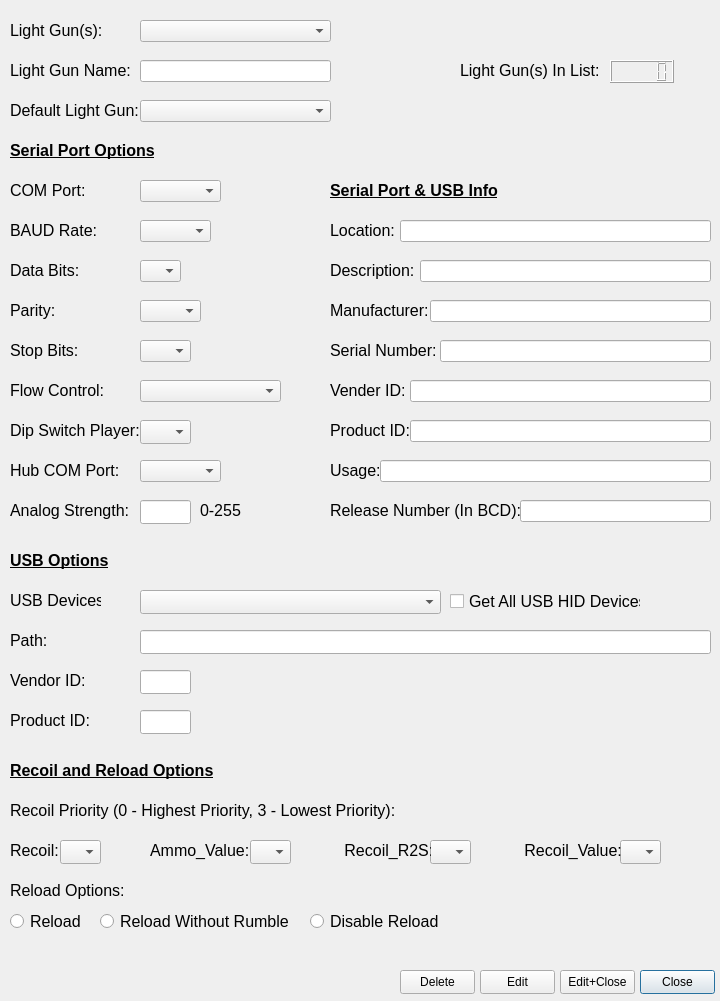
6Bolt/Hook-Of-The-Reaper, file Windows/editLightGunWindow.ui: the form before one commit.
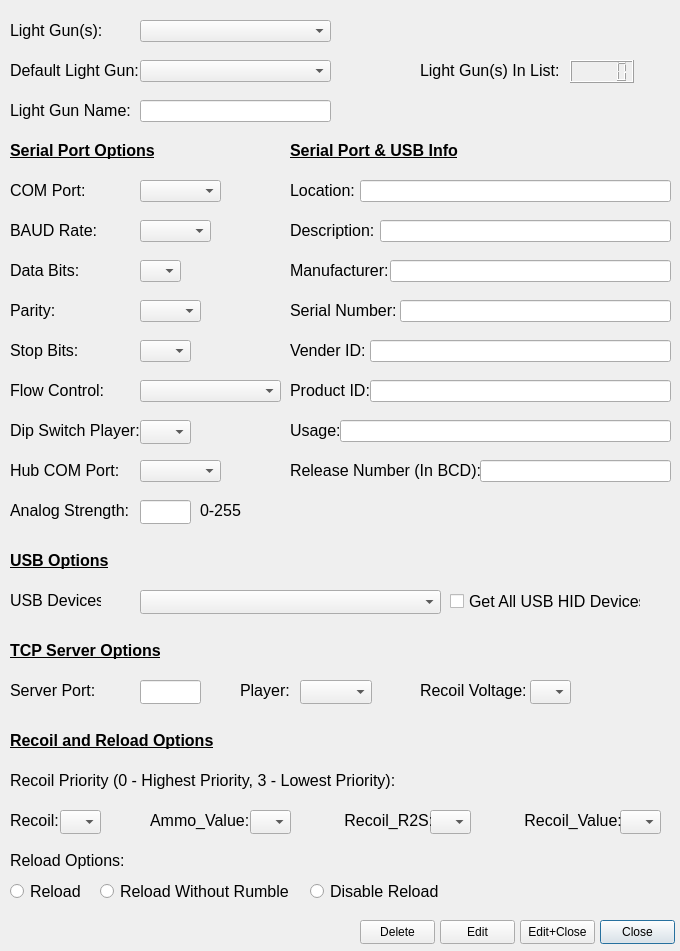
The form after the commit.

Commit message: For HOTR v1.2.0 Release. Added in Sinden light gun. Redesign output connection code. Add in new commands.

What changed in the file:
```diff
--- a/Windows/editLightGunWindow.ui
+++ b/Windows/editLightGunWindow.ui
@@ -6,8 +6,8 @@
    <rect>
     <x>0</x>
     <y>0</y>
-    <width>720</width>
-    <height>1001</height>
+    <width>680</width>
+    <height>951</height>
    </rect>
   </property>
   <property name="font">
@@ -40,7 +40,7 @@
    <property name="geometry">
     <rect>
      <x>10</x>
-     <y>90</y>
+     <y>50</y>
      <width>131</width>
      <height>41</height>
     </rect>
@@ -58,7 +58,7 @@
    <property name="geometry">
     <rect>
      <x>10</x>
-     <y>50</y>
+     <y>90</y>
      <width>121</width>
      <height>41</height>
     </rect>
@@ -196,24 +196,24 @@
    <property name="geometry">
     <rect>
      <x>140</x>
-     <y>60</y>
-     <width>191</width>
-     <height>22</height>
-    </rect>
-   </property>
-   <property name="alignment">
-    <set>Qt::AlignmentFlag::AlignRight|Qt::AlignmentFlag::AlignTrailing|Qt::AlignmentFlag::AlignVCenter</set>
-   </property>
-  </widget>
-  <widget class="QComboBox" name="defaultLightGunComboBox">
-   <property name="geometry">
-    <rect>
-     <x>140</x>
      <y>100</y>
      <width>191</width>
      <height>22</height>
     </rect>
    </property>
+   <property name="alignment">
+    <set>Qt::AlignmentFlag::AlignRight|Qt::AlignmentFlag::AlignTrailing|Qt::AlignmentFlag::AlignVCenter</set>
+   </property>
+  </widget>
+  <widget class="QComboBox" name="defaultLightGunComboBox">
+   <property name="geometry">
+    <rect>
+     <x>140</x>
+     <y>60</y>
+     <width>191</width>
+     <height>22</height>
+    </rect>
+   </property>
    <property name="maxVisibleItems">
     <number>11</number>
    </property>
@@ -299,8 +299,8 @@
   <widget class="QPushButton" name="cancelPushButton">
    <property name="geometry">
     <rect>
-     <x>640</x>
-     <y>970</y>
+     <x>600</x>
+     <y>920</y>
      <width>75</width>
      <height>24</height>
     </rect>
@@ -320,8 +320,8 @@
   <widget class="QPushButton" name="okPushButton">
    <property name="geometry">
     <rect>
-     <x>560</x>
-     <y>970</y>
+     <x>520</x>
+     <y>920</y>
      <width>75</width>
      <height>24</height>
     </rect>
@@ -341,8 +341,8 @@
   <widget class="QPushButton" name="editPushButton">
    <property name="geometry">
     <rect>
-     <x>480</x>
-     <y>970</y>
+     <x>440</x>
+     <y>920</y>
      <width>75</width>
      <height>24</height>
     </rect>
@@ -362,8 +362,8 @@
   <widget class="QLabel" name="label_19">
    <property name="geometry">
     <rect>
-     <x>330</x>
-     <y>170</y>
+     <x>290</x>
+     <y>130</y>
      <width>181</width>
      <height>41</height>
     </rect>
@@ -382,8 +382,8 @@
   <widget class="QLineEdit" name="locationLlineEdit">
    <property name="geometry">
     <rect>
-     <x>400</x>
-     <y>220</y>
+     <x>360</x>
+     <y>180</y>
      <width>311</width>
      <height>22</height>
     </rect>
@@ -400,8 +400,8 @@
   <widget class="QLabel" name="label_14">
    <property name="geometry">
     <rect>
-     <x>330</x>
-     <y>250</y>
+     <x>290</x>
+     <y>210</y>
      <width>91</width>
      <height>41</height>
     </rect>
@@ -418,8 +418,8 @@
   <widget class="QLineEdit" name="descriptionLineEdit">
    <property name="geometry">
     <rect>
-     <x>420</x>
-     <y>260</y>
+     <x>380</x>
+     <y>220</y>
      <width>291</width>
      <height>22</height>
     </rect>
@@ -436,8 +436,8 @@
   <widget class="QLineEdit" name="manufactureLineEdit">
    <property name="geometry">
     <rect>
-     <x>430</x>
-     <y>300</y>
+     <x>390</x>
+     <y>260</y>
      <width>281</width>
      <height>22</height>
     </rect>
@@ -454,8 +454,8 @@
   <widget class="QLabel" name="label_15">
    <property name="geometry">
     <rect>
-     <x>330</x>
-     <y>290</y>
+     <x>290</x>
+     <y>250</y>
      <width>101</width>
      <height>41</height>
     </rect>
@@ -472,8 +472,8 @@
   <widget class="QLineEdit" name="vendorIDLineEdit">
    <property name="geometry">
     <rect>
-     <x>410</x>
-     <y>380</y>
+     <x>370</x>
+     <y>340</y>
      <width>301</width>
      <height>22</height>
     </rect>
@@ -490,8 +490,8 @@
   <widget class="QLineEdit" name="serialNumLineEdit">
    <property name="geometry">
     <rect>
-     <x>440</x>
-     <y>340</y>
+     <x>400</x>
+     <y>300</y>
      <width>271</width>
      <height>22</height>
     </rect>
@@ -508,8 +508,8 @@
   <widget class="QLabel" name="label_17">
    <property name="geometry">
     <rect>
-     <x>330</x>
-     <y>370</y>
+     <x>290</x>
+     <y>330</y>
      <width>81</width>
      <height>41</height>
     </rect>
@@ -526,8 +526,8 @@
   <widget class="QLabel" name="label_18">
    <property name="geometry">
     <rect>
-     <x>330</x>
-     <y>410</y>
+     <x>290</x>
+     <y>370</y>
      <width>81</width>
      <height>41</height>
     </rect>
@@ -544,8 +544,8 @@
   <widget class="QLineEdit" name="productIDLineEdit">
    <property name="geometry">
     <rect>
-     <x>410</x>
-     <y>420</y>
+     <x>370</x>
+     <y>380</y>
      <width>301</width>
      <height>22</height>
     </rect>
@@ -557,8 +557,8 @@
   <widget class="QLabel" name="label_16">
    <property name="geometry">
     <rect>
-     <x>330</x>
-     <y>330</y>
+     <x>290</x>
+     <y>290</y>
      <width>111</width>
      <height>41</height>
     </rect>
@@ -575,8 +575,8 @@
   <widget class="QLabel" name="label_20">
    <property name="geometry">
     <rect>
-     <x>330</x>
-     <y>210</y>
+     <x>290</x>
+     <y>170</y>
      <width>71</width>
      <height>41</height>
     </rect>
@@ -593,8 +593,8 @@
   <widget class="QPushButton" name="deletePushButton">
    <property name="geometry">
     <rect>
-     <x>400</x>
-     <y>970</y>
+     <x>360</x>
+     <y>920</y>
      <width>75</width>
      <height>24</height>
     </rect>
@@ -735,8 +735,8 @@
   <widget class="QLineEdit" name="usageLineEdit">
    <property name="geometry">
     <rect>
-     <x>380</x>
-     <y>460</y>
+     <x>340</x>
+     <y>420</y>
      <width>331</width>
      <height>22</height>
     </rect>
@@ -753,8 +753,8 @@
   <widget class="QLineEdit" name="releaseNumLineEdit">
    <property name="geometry">
     <rect>
-     <x>520</x>
-     <y>500</y>
+     <x>480</x>
+     <y>460</y>
      <width>191</width>
      <height>22</height>
     </rect>
@@ -771,8 +771,8 @@
   <widget class="QLabel" name="label_22">
    <property name="geometry">
     <rect>
-     <x>330</x>
-     <y>450</y>
+     <x>290</x>
+     <y>410</y>
      <width>51</width>
      <height>41</height>
     </rect>
@@ -789,8 +789,8 @@
   <widget class="QLabel" name="label_28">
    <property name="geometry">
     <rect>
-     <x>330</x>
-     <y>490</y>
+     <x>290</x>
+     <y>450</y>
      <width>191</width>
      <height>41</height>
     </rect>
@@ -822,66 +822,6 @@
     <string>USB Devices:</string>
    </property>
   </widget>
-  <widget class="QLineEdit" name="productIDUSBLineEdit">
-   <property name="geometry">
-    <rect>
-     <x>140</x>
-     <y>710</y>
-     <width>51</width>
-     <height>24</height>
-    </rect>
-   </property>
-   <property name="font">
-    <font>
-     <pointsize>10</pointsize>
-    </font>
-   </property>
-   <property name="alignment">
-    <set>Qt::AlignmentFlag::AlignRight|Qt::AlignmentFlag::AlignTrailing|Qt::AlignmentFlag::AlignVCenter</set>
-   </property>
-   <property name="readOnly">
-    <bool>true</bool>
-   </property>
-  </widget>
-  <widget class="QLineEdit" name="displayPathUSBLineEdit">
-   <property name="geometry">
-    <rect>
-     <x>140</x>
-     <y>630</y>
-     <width>571</width>
-     <height>24</height>
-    </rect>
-   </property>
-   <property name="font">
-    <font>
-     <pointsize>10</pointsize>
-    </font>
-   </property>
-   <property name="alignment">
-    <set>Qt::AlignmentFlag::AlignLeading|Qt::AlignmentFlag::AlignLeft|Qt::AlignmentFlag::AlignVCenter</set>
-   </property>
-   <property name="readOnly">
-    <bool>true</bool>
-   </property>
-  </widget>
-  <widget class="QLabel" name="label_23">
-   <property name="geometry">
-    <rect>
-     <x>10</x>
-     <y>660</y>
-     <width>81</width>
-     <height>41</height>
-    </rect>
-   </property>
-   <property name="font">
-    <font>
-     <pointsize>12</pointsize>
-    </font>
-   </property>
-   <property name="text">
-    <string>Vendor ID:</string>
-   </property>
-  </widget>
   <widget class="QLabel" name="label_24">
    <property name="geometry">
     <rect>
@@ -920,63 +860,6 @@
     </font>
    </property>
   </widget>
-  <widget class="QLabel" name="label_25">
-   <property name="geometry">
-    <rect>
-     <x>10</x>
-     <y>700</y>
-     <width>81</width>
-     <height>41</height>
-    </rect>
-   </property>
-   <property name="font">
-    <font>
-     <pointsize>12</pointsize>
-    </font>
-   </property>
-   <property name="text">
-    <string>Product ID:</string>
-   </property>
-  </widget>
-  <widget class="QLineEdit" name="vendorIDUSBLineEdit">
-   <property name="geometry">
-    <rect>
-     <x>140</x>
-     <y>670</y>
-     <width>51</width>
-     <height>24</height>
-    </rect>
-   </property>
-   <property name="font">
-    <font>
-     <pointsize>10</pointsize>
-    </font>
-   </property>
-   <property name="alignment">
-    <set>Qt::AlignmentFlag::AlignRight|Qt::AlignmentFlag::AlignTrailing|Qt::AlignmentFlag::AlignVCenter</set>
-   </property>
-   <property name="readOnly">
-    <bool>true</bool>
-   </property>
-  </widget>
-  <widget class="QLabel" name="label_30">
-   <property name="geometry">
-    <rect>
-     <x>10</x>
-     <y>620</y>
-     <width>111</width>
-     <height>41</height>
-    </rect>
-   </property>
-   <property name="font">
-    <font>
-     <pointsize>12</pointsize>
-    </font>
-   </property>
-   <property name="text">
-    <string>Path:</string>
-   </property>
-  </widget>
   <widget class="QCheckBox" name="allHIDDevicesCheckBox">
    <property name="geometry">
     <rect>
@@ -998,7 +881,7 @@
   <widget class="QLCDNumber" name="lgLCDNumber">
    <property name="geometry">
     <rect>
-     <x>610</x>
+     <x>570</x>
      <y>60</y>
      <width>64</width>
      <height>23</height>
@@ -1008,7 +891,7 @@
   <widget class="QLabel" name="label_29">
    <property name="geometry">
     <rect>
-     <x>460</x>
+     <x>420</x>
      <y>50</y>
      <width>141</width>
      <height>41</height>
@@ -1030,7 +913,7 @@
    <property name="geometry">
     <rect>
      <x>430</x>
-     <y>840</y>
+     <y>810</y>
      <width>41</width>
      <height>24</height>
     </rect>
@@ -1040,7 +923,7 @@
    <property name="geometry">
     <rect>
      <x>310</x>
-     <y>910</y>
+     <y>880</y>
      <width>131</width>
      <height>22</height>
     </rect>
@@ -1058,7 +941,7 @@
    <property name="geometry">
     <rect>
      <x>340</x>
-     <y>830</y>
+     <y>800</y>
      <width>91</width>
      <height>41</height>
     </rect>
@@ -1076,7 +959,7 @@
    <property name="geometry">
     <rect>
      <x>620</x>
-     <y>840</y>
+     <y>810</y>
      <width>41</width>
      <height>24</height>
     </rect>
@@ -1086,7 +969,7 @@
    <property name="geometry">
     <rect>
      <x>10</x>
-     <y>870</y>
+     <y>840</y>
      <width>121</width>
      <height>41</height>
     </rect>
@@ -1104,7 +987,7 @@
    <property name="geometry">
     <rect>
      <x>10</x>
-     <y>910</y>
+     <y>880</y>
      <width>81</width>
      <height>22</height>
     </rect>
@@ -1122,7 +1005,7 @@
    <property name="geometry">
     <rect>
      <x>520</x>
-     <y>830</y>
+     <y>800</y>
      <width>101</width>
      <height>41</height>
     </rect>
@@ -1140,7 +1023,7 @@
    <property name="geometry">
     <rect>
      <x>10</x>
-     <y>830</y>
+     <y>800</y>
      <width>51</width>
      <height>41</height>
     </rect>
@@ -1158,7 +1041,7 @@
    <property name="geometry">
     <rect>
      <x>10</x>
-     <y>790</y>
+     <y>760</y>
      <width>391</width>
      <height>41</height>
     </rect>
@@ -1176,7 +1059,7 @@
    <property name="geometry">
     <rect>
      <x>60</x>
-     <y>840</y>
+     <y>810</y>
      <width>41</width>
      <height>24</height>
     </rect>
@@ -1189,7 +1072,7 @@
    <property name="geometry">
     <rect>
      <x>150</x>
-     <y>830</y>
+     <y>800</y>
      <width>101</width>
      <height>41</height>
     </rect>
@@ -1207,7 +1090,7 @@
    <property name="geometry">
     <rect>
      <x>10</x>
-     <y>750</y>
+     <y>720</y>
      <width>211</width>
      <height>41</height>
     </rect>
@@ -1230,7 +1113,7 @@
    <property name="geometry">
     <rect>
      <x>250</x>
-     <y>840</y>
+     <y>810</y>
      <width>41</width>
      <height>24</height>
     </rect>
@@ -1240,7 +1123,7 @@
    <property name="geometry">
     <rect>
      <x>100</x>
-     <y>910</y>
+     <y>880</y>
      <width>191</width>
      <height>22</height>
     </rect>
@@ -1254,6 +1137,134 @@
     <string>Reload Without Rumble</string>
    </property>
   </widget>
+  <widget class="QLabel" name="tcpPortLabel">
+   <property name="geometry">
+    <rect>
+     <x>10</x>
+     <y>670</y>
+     <width>91</width>
+     <height>41</height>
+    </rect>
+   </property>
+   <property name="font">
+    <font>
+     <pointsize>12</pointsize>
+    </font>
+   </property>
+   <property name="text">
+    <string>Server Port:</string>
+   </property>
+  </widget>
+  <widget class="QLineEdit" name="tcpPortLineEdit">
+   <property name="geometry">
+    <rect>
+     <x>140</x>
+     <y>680</y>
+     <width>61</width>
+     <height>24</height>
+    </rect>
+   </property>
+   <property name="font">
+    <font>
+     <pointsize>10</pointsize>
+    </font>
+   </property>
+   <property name="alignment">
+    <set>Qt::AlignmentFlag::AlignRight|Qt::AlignmentFlag::AlignTrailing|Qt::AlignmentFlag::AlignVCenter</set>
+   </property>
+  </widget>
+  <widget class="QLabel" name="label_26">
+   <property name="geometry">
+    <rect>
+     <x>10</x>
+     <y>630</y>
+     <width>151</width>
+     <height>41</height>
+    </rect>
+   </property>
+   <property name="font">
+    <font>
+     <pointsize>12</pointsize>
+     <bold>true</bold>
+     <underline>true</underline>
+    </font>
+   </property>
+   <property name="text">
+    <string>TCP Server Options</string>
+   </property>
+   <property name="alignment">
+    <set>Qt::AlignmentFlag::AlignLeading|Qt::AlignmentFlag::AlignLeft|Qt::AlignmentFlag::AlignVCenter</set>
+   </property>
+  </widget>
+  <widget class="QLabel" name="tcpPlayerLabel">
+   <property name="geometry">
+    <rect>
+     <x>240</x>
+     <y>670</y>
+     <width>61</width>
+     <height>41</height>
+    </rect>
+   </property>
+   <property name="font">
+    <font>
+     <pointsize>12</pointsize>
+    </font>
+   </property>
+   <property name="text">
+    <string>Player:</string>
+   </property>
+  </widget>
+  <widget class="QComboBox" name="tcpPlayerComboBox">
+   <property name="geometry">
+    <rect>
+     <x>300</x>
+     <y>680</y>
+     <width>72</width>
+     <height>24</height>
+    </rect>
+   </property>
+   <property name="font">
+    <font>
+     <pointsize>10</pointsize>
+    </font>
+   </property>
+  </widget>
+  <widget class="QLabel" name="tcpRecoilVoltLabel">
+   <property name="geometry">
+    <rect>
+     <x>420</x>
+     <y>670</y>
+     <width>111</width>
+     <height>41</height>
+    </rect>
+   </property>
+   <property name="font">
+    <font>
+     <pointsize>12</pointsize>
+    </font>
+   </property>
+   <property name="text">
+    <string>Recoil Voltage:</string>
+   </property>
+  </widget>
+  <widget class="QComboBox" name="tcpRecoilVoltComboBox">
+   <property name="geometry">
+    <rect>
+     <x>530</x>
+     <y>680</y>
+     <width>41</width>
+     <height>24</height>
+    </rect>
+   </property>
+   <property name="font">
+    <font>
+     <pointsize>10</pointsize>
+    </font>
+   </property>
+   <property name="maxVisibleItems">
+    <number>11</number>
+   </property>
+  </widget>
  </widget>
  <tabstops>
   <tabstop>savedLightGunsComboBox</tabstop>
```
Left out of the diff: 32 changed lines with no effect on the pictures. The commit also changes 26 other files.
